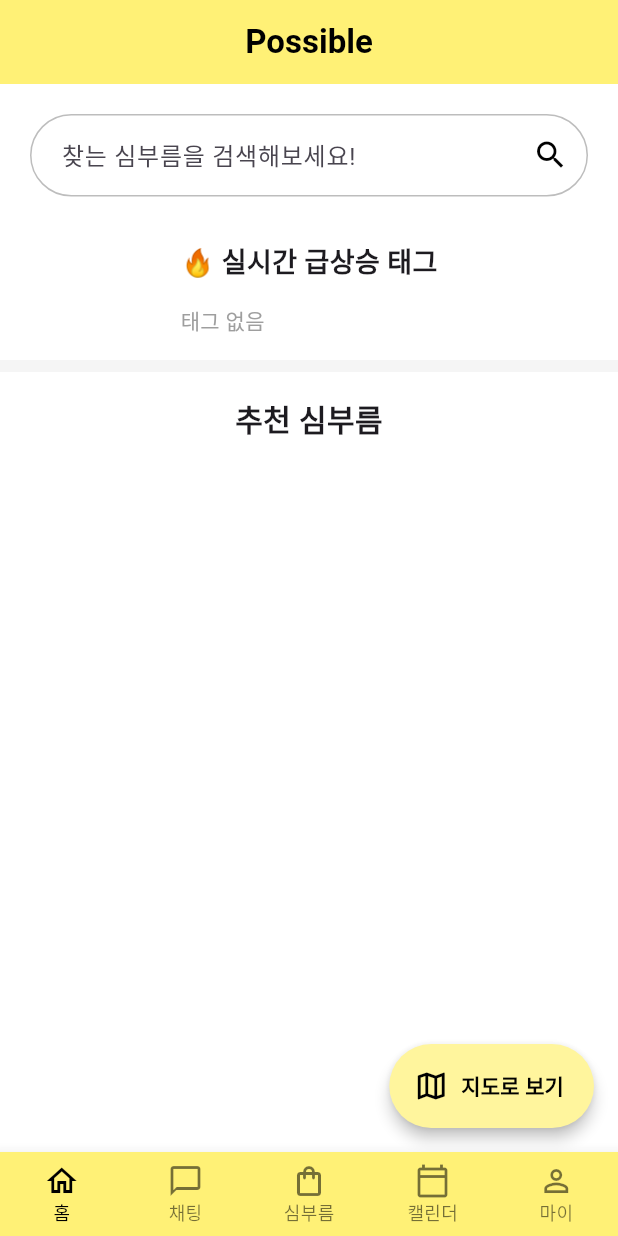
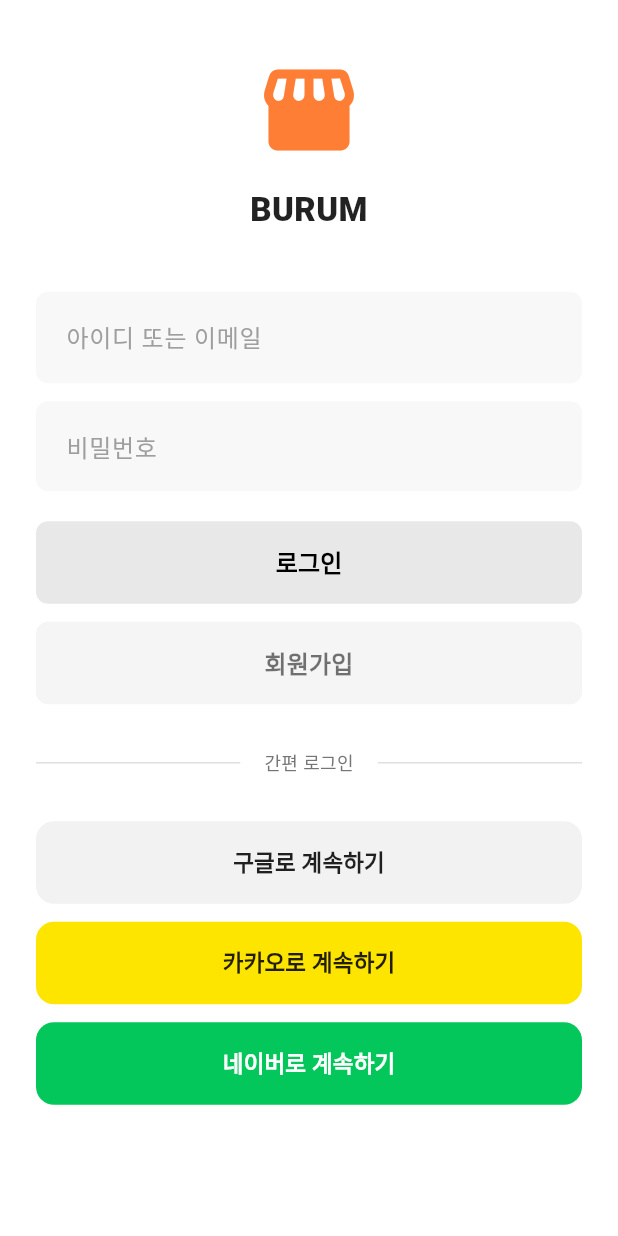
Before and after one commit to GwanII/Burum, a Flutter app: the screen it shows after launch, on a phone screen of 412 x 824 dp. Run offline on Flutter 3.47's test engine with Material 3 defaults, Android fonts, the light colour scheme and no system bars; our stand-ins replace flutter_map, latlong2, mask_text_input_formatter.

Commit message:
loginScreen, singupScreen
로그인 화면, 회원가입 화면 초기 설정

```diff
--- a/burum/lib/main.dart
+++ b/burum/lib/main.dart
@@ -1,6 +1,7 @@
 import 'package:burum/src/main_Screen.dart';
 import 'package:flutter/material.dart';
 import 'src/main_Screen.dart'; // 👈 방금 만든 파일을 여기서 불러옵니다!
+import 'src/loginScreen.dart';
 
 void main() {
   runApp(const MyApp());
@@ -21,7 +22,7 @@ class MyApp extends StatelessWidget {
         useMaterial3: true,
       ),
       // 홈 화면으로 아까 만든 HomeScreen을 보여줘라!
-      home: const MainScreen(),
+      home: const LoginScreen(),
     );
   }
 }
--- /dev/null
+++ b/burum/lib/src/loginScreen.dart
@@ -0,0 +1,234 @@
+import 'package:flutter/material.dart';
+import 'package:http/http.dart' as http;
+import 'dart:convert';
+import 'main_Screen.dart';
+import 'signupScreen.dart';
+
+class LoginScreen extends StatefulWidget {
+  const LoginScreen({super.key});
+
+  @override
+  _LoginScreenState createState() => _LoginScreenState();
+}
+
+class _LoginScreenState extends State<LoginScreen> {
+  final TextEditingController _emailController = TextEditingController();
+  final TextEditingController _passwordController = TextEditingController();
+
+  final String baseUrl = "http://localhost:3000/api/users";
+  // final String baseUrl = "http://10.0.2.2:3000/api/users"; // 안드로이드 에뮬레이터용
+
+  // 백엔드 API 호출 로직
+  Future<void> _login() async {
+    final String email = _emailController.text.trim();
+    final String password = _passwordController.text.trim();
+
+    if (email.isEmpty || password.isEmpty) {
+      _showMessage('아이디(이메일)와 비밀번호를 모두 입력해주세요.');
+      return;
+    }
+
+    final url = Uri.parse('$baseUrl/login');
+
+    try {
+      final response = await http.post(
+        url,
+        headers: {'Content-Type': 'application/json'},
+        body: jsonEncode({'email': email, 'password': password}),
+      );
+
+      final responseData = jsonDecode(response.body);
+
+      if (response.statusCode == 200) {
+        final accessToken = responseData['accessToken'];
+        print('로그인 성공! Access Token: $accessToken');
+        _showMessage('BURUM에 오신 것을 환영합니다! ');
+        Navigator.pushReplacement(
+          context,
+          MaterialPageRoute(builder: (context) => MainScreen()),
+        );
+      }
+    } catch (error) {
+      print('서버 통신 에러: $error');
+      _showMessage('서버와 연결할 수 없습니다. 네트워크를 확인해주세요.');
+    }
+  }
+
+  // 소셜 로그인 API 호출 로직
+  Future<void> _socialLogin(String provider) async {
+    _showMessage('$provider 작업 중!');
+  }
+
+  // 화면 하단에 알림 메시지를 띄우는 공통 함수
+  void _showMessage(String message) {
+    ScaffoldMessenger.of(
+      context,
+    ).showSnackBar(SnackBar(content: Text(message)));
+  }
+
+  @override
+  Widget build(BuildContext context) {
+    return Scaffold(
+      backgroundColor: Colors.white,
+      body: Center(
+        child: SingleChildScrollView(
+          padding: const EdgeInsets.symmetric(horizontal: 24.0),
+          child: Column(
+            mainAxisAlignment: MainAxisAlignment.center,
+            crossAxisAlignment: CrossAxisAlignment.stretch,
+            children: [
+              Icon(
+                Icons.storefront_rounded,
+                size: 72,
+                color: Color(0xFFFF7E36),
+              ),
+              SizedBox(height: 16),
+              Text(
+                'BURUM',
+                textAlign: TextAlign.center,
+                style: TextStyle(
+                  fontSize: 22,
+                  fontWeight: FontWeight.w800,
+                  height: 1.3,
+                  color: Colors.black87,
+                ),
+              ),
+              SizedBox(height: 40),
+
+              _buildTextField('아이디 또는 이메일', _emailController, false),
+              SizedBox(height: 12),
+              _buildTextField('비밀번호', _passwordController, true),
+              SizedBox(height: 20),
+
+              _buildRectButton('로그인', _login, Color(0xFFE8E8E8), Colors.black),
+              SizedBox(height: 12),
+
+              // 🌟 회원가입 화면으로 이동하는 버튼
+              _buildRectButton(
+                '회원가입',
+                () {
+                  Navigator.push(
+                    context,
+                    MaterialPageRoute(builder: (context) => SignupScreen()),
+                  );
+                },
+                Color(0xFFF5F5F5),
+                Colors.black54,
+              ),
+
+              SizedBox(height: 30),
+              Row(
+                children: [
+                  Expanded(
+                    child: Divider(thickness: 1, color: Colors.grey[300]),
+                  ),
+                  Padding(
+                    padding: const EdgeInsets.symmetric(horizontal: 16.0),
+                    child: Text(
+                      '간편 로그인',
+                      style: TextStyle(color: Colors.grey[600], fontSize: 12),
+                    ),
+                  ),
+                  Expanded(
+                    child: Divider(thickness: 1, color: Colors.grey[300]),
+                  ),
+                ],
+              ),
+              SizedBox(height: 30),
+
+              _buildRoundedButton(
+                '구글로 계속하기',
+                Color(0xFFF2F2F2),
+                Colors.black87,
+                () => _socialLogin('Google'),
+              ),
+              SizedBox(height: 12),
+              _buildRoundedButton(
+                '카카오로 계속하기',
+                Color(0xFFFEE500),
+                Colors.black87,
+                () => _socialLogin('Kakao'),
+              ),
+              SizedBox(height: 12),
+              _buildRoundedButton(
+                '네이버로 계속하기',
+                Color(0xFF03C75A),
+                Colors.white,
+                () => _socialLogin('Naver'),
+              ),
+              SizedBox(height: 50),
+            ],
+          ),
+        ),
+      ),
+    );
+  }
+
+  Widget _buildTextField(
+    String hint,
+    TextEditingController controller,
+    bool isPassword,
+  ) {
+    return TextField(
+      controller: controller,
+      obscureText: isPassword,
+      decoration: InputDecoration(
+        hintText: hint,
+        hintStyle: TextStyle(color: Colors.grey[500]),
+        filled: true,
+        fillColor: Color(0xFFF8F8F8),
+        border: OutlineInputBorder(
+          borderRadius: BorderRadius.circular(8.0),
+          borderSide: BorderSide.none,
+        ),
+        contentPadding: EdgeInsets.symmetric(vertical: 18, horizontal: 16),
+      ),
+    );
+  }
+
+  Widget _buildRectButton(
+    String text,
+    VoidCallback onPressed,
+    Color bgColor,
+    Color textColor,
+  ) {
+    return ElevatedButton(
+      onPressed: onPressed,
+      style: ElevatedButton.styleFrom(
+        backgroundColor: bgColor,
+        foregroundColor: textColor,
+        elevation: 0,
+        padding: EdgeInsets.symmetric(vertical: 16),
+        shape: RoundedRectangleBorder(borderRadius: BorderRadius.circular(8.0)),
+      ),
+      child: Text(
+        text,
+        style: TextStyle(fontWeight: FontWeight.bold, fontSize: 16),
+      ),
+    );
+  }
+
+  Widget _buildRoundedButton(
+    String text,
+    Color bgColor,
+    Color textColor,
+    VoidCallback onPressed,
+  ) {
+    return ElevatedButton(
+      onPressed: onPressed,
+      style: ElevatedButton.styleFrom(
+        backgroundColor: bgColor,
+        foregroundColor: textColor,
+        elevation: 0,
+        padding: EdgeInsets.symmetric(vertical: 16),
+        shape: RoundedRectangleBorder(
+          borderRadius: BorderRadius.circular(12.0),
+        ),
+      ),
+      child: Text(
+        text,
+        style: TextStyle(fontWeight: FontWeight.bold, fontSize: 15),
+      ),
+    );
+  }
+}
--- a/burum/pubspec.yaml
+++ b/burum/pubspec.yaml
@@ -30,7 +30,8 @@ environment:
 dependencies:
   flutter:
     sdk: flutter
-
+  http: ^1.1.0
+  mask_text_input_formatter: ^2.4.0  # 전화번호에 하이픈(-)이 자동으로 붙도록 하는 패키지
   # The following adds the Cupertino Icons font to your application.
   # Use with the CupertinoIcons class for iOS style icons.
   cupertino_icons: ^1.0.8
```
Also changed, not shown: burum/lib/src/signupScreen.dart (added, +173 -0 lines), burum/pubspec.lock.
